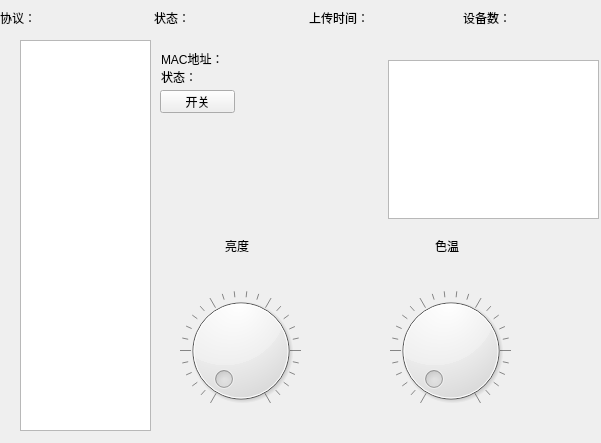
Qt form PCSoftware/mainwindow.ui (Sieunyue/Graduation-project) before a commit.
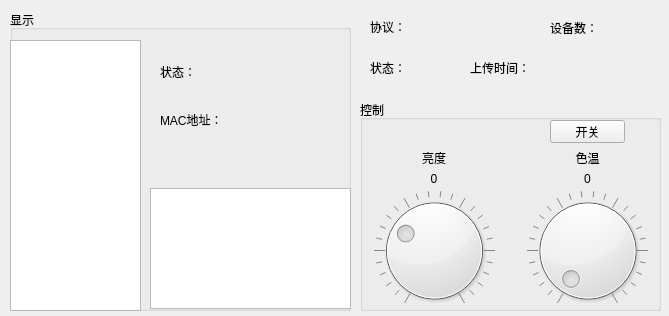
The same form after that commit.

```diff
--- a/PCSoftware/mainwindow.ui
+++ b/PCSoftware/mainwindow.ui
@@ -6,37 +6,52 @@
    <rect>
     <x>0</x>
     <y>0</y>
-    <width>601</width>
-    <height>443</height>
+    <width>669</width>
+    <height>316</height>
    </rect>
   </property>
   <property name="windowTitle">
    <string>Form</string>
   </property>
-  <widget class="QListWidget" name="listWidget">
+  <widget class="QGroupBox" name="groupBox">
    <property name="geometry">
     <rect>
-     <x>20</x>
-     <y>40</y>
-     <width>131</width>
-     <height>391</height>
+     <x>360</x>
+     <y>100</y>
+     <width>301</width>
+     <height>211</height>
     </rect>
    </property>
-   <property name="sizePolicy">
-    <sizepolicy hsizetype="Maximum" vsizetype="Maximum">
-     <horstretch>0</horstretch>
-     <verstretch>0</verstretch>
-    </sizepolicy>
-   </property>
-  </widget>
+   <property name="title">
+    <string>控制</string>
+   </property>
+   <widget class="QPushButton" name="pushButton">
+    <property name="geometry">
+     <rect>
+      <x>190</x>
+      <y>20</y>
+      <width>75</width>
+      <height>23</height>
+     </rect>
+    </property>
+    <property name="text">
+     <string>开关</string>
+    </property>
+   </widget>
+   <widget class="QWidget" name="">
+    <property name="geometry">
+     <rect>
+      <x>0</x>
+      <y>90</y>
+      <width>301</width>
+      <height>121</height>
+     </rect>
+    </property>
+    <layout class="QHBoxLayout" name="horizontalLayout_2">
+     <item>
   <widget class="QDial" name="dial">
-   <property name="geometry">
-    <rect>
-     <x>180</x>
-     <y>290</y>
-     <width>121</width>
-     <height>121</height>
-    </rect>
+       <property name="value">
+        <number>30</number>
    </property>
    <property name="wrapping">
     <bool>false</bool>
@@ -45,41 +60,30 @@
     <bool>true</bool>
    </property>
   </widget>
+     </item>
+     <item>
   <widget class="QDial" name="dial_2">
-   <property name="geometry">
-    <rect>
-     <x>390</x>
-     <y>290</y>
-     <width>121</width>
-     <height>121</height>
-    </rect>
-   </property>
    <property name="notchesVisible">
     <bool>true</bool>
    </property>
   </widget>
-  <widget class="QLabel" name="label_5">
+     </item>
+    </layout>
+   </widget>
+   <widget class="QWidget" name="">
    <property name="geometry">
     <rect>
-     <x>161</x>
-     <y>51</y>
-     <width>171</width>
-     <height>16</height>
-    </rect>
-   </property>
-   <property name="text">
-    <string>MAC地址：</string>
-   </property>
-  </widget>
+      <x>0</x>
+      <y>50</y>
+      <width>301</width>
+      <height>36</height>
+     </rect>
+    </property>
+    <layout class="QVBoxLayout" name="verticalLayout">
+     <item>
+      <layout class="QHBoxLayout" name="horizontalLayout_3">
+       <item>
   <widget class="QLabel" name="label_6">
-   <property name="geometry">
-    <rect>
-     <x>210</x>
-     <y>240</y>
-     <width>54</width>
-     <height>12</height>
-    </rect>
-   </property>
    <property name="text">
     <string>亮度</string>
    </property>
@@ -87,15 +91,9 @@
     <set>Qt::AlignCenter</set>
    </property>
   </widget>
+       </item>
+       <item>
   <widget class="QLabel" name="label_7">
-   <property name="geometry">
-    <rect>
-     <x>420</x>
-     <y>240</y>
-     <width>54</width>
-     <height>12</height>
-    </rect>
-   </property>
    <property name="text">
     <string>色温</string>
    </property>
@@ -103,138 +101,151 @@
     <set>Qt::AlignCenter</set>
    </property>
   </widget>
-  <widget class="QPushButton" name="pushButton">
-   <property name="geometry">
-    <rect>
-     <x>160</x>
-     <y>90</y>
-     <width>75</width>
-     <height>23</height>
-    </rect>
-   </property>
-   <property name="text">
-    <string>开关</string>
-   </property>
-  </widget>
+       </item>
+      </layout>
+     </item>
+     <item>
+      <layout class="QHBoxLayout" name="horizontalLayout_4">
+       <item>
   <widget class="QLabel" name="label_8">
-   <property name="geometry">
-    <rect>
-     <x>210</x>
-     <y>280</y>
-     <width>54</width>
-     <height>12</height>
-    </rect>
-   </property>
    <property name="text">
-    <string/>
+          <string>0</string>
    </property>
    <property name="alignment">
     <set>Qt::AlignCenter</set>
    </property>
   </widget>
+       </item>
+       <item>
   <widget class="QLabel" name="label_9">
-   <property name="geometry">
-    <rect>
-     <x>420</x>
-     <y>280</y>
-     <width>54</width>
-     <height>12</height>
-    </rect>
-   </property>
    <property name="text">
-    <string/>
+          <string>0</string>
    </property>
    <property name="alignment">
     <set>Qt::AlignCenter</set>
    </property>
   </widget>
-  <widget class="QLabel" name="label_10">
-   <property name="geometry">
-    <rect>
-     <x>161</x>
-     <y>69</y>
-     <width>71</width>
-     <height>16</height>
-    </rect>
-   </property>
-   <property name="text">
-    <string>状态：</string>
-   </property>
-  </widget>
-  <widget class="QWidget" name="layoutWidget">
+       </item>
+      </layout>
+     </item>
+    </layout>
+   </widget>
+  </widget>
+  <widget class="QGroupBox" name="groupBox_2">
    <property name="geometry">
     <rect>
-     <x>0</x>
+     <x>10</x>
      <y>10</y>
-     <width>611</width>
-     <height>16</height>
+     <width>341</width>
+     <height>301</height>
     </rect>
    </property>
-   <layout class="QHBoxLayout" name="horizontalLayout">
+   <property name="title">
+    <string>显示</string>
+   </property>
+   <widget class="QTextBrowser" name="textBrowser">
+    <property name="geometry">
+     <rect>
+      <x>140</x>
+      <y>178</y>
+      <width>201</width>
+      <height>121</height>
+     </rect>
+    </property>
+   </widget>
+   <widget class="QListWidget" name="listWidget">
+    <property name="geometry">
+     <rect>
+      <x>0</x>
+      <y>30</y>
+      <width>131</width>
+      <height>271</height>
+     </rect>
+    </property>
+    <property name="sizePolicy">
+     <sizepolicy hsizetype="Maximum" vsizetype="Maximum">
+      <horstretch>0</horstretch>
+      <verstretch>0</verstretch>
+     </sizepolicy>
+    </property>
+   </widget>
+   <widget class="QWidget" name="">
+    <property name="geometry">
+     <rect>
+      <x>150</x>
+      <y>40</y>
+      <width>181</width>
+      <height>91</height>
+     </rect>
+    </property>
+    <layout class="QVBoxLayout" name="verticalLayout_2">
     <item>
+      <widget class="QLabel" name="label_10">
+       <property name="text">
+        <string>状态：</string>
+       </property>
+      </widget>
+     </item>
+     <item>
+      <widget class="QLabel" name="label_5">
+       <property name="text">
+        <string>MAC地址：</string>
+       </property>
+      </widget>
+     </item>
+    </layout>
+   </widget>
+  </widget>
      <widget class="QLabel" name="label">
+   <property name="geometry">
+    <rect>
+     <x>370</x>
+     <y>20</y>
+     <width>155</width>
+     <height>14</height>
+    </rect>
+   </property>
       <property name="text">
        <string>协议：</string>
       </property>
      </widget>
-    </item>
-    <item>
      <widget class="QLabel" name="label_2">
+   <property name="geometry">
+    <rect>
+     <x>370</x>
+     <y>60</y>
+     <width>36</width>
+     <height>16</height>
+    </rect>
+   </property>
       <property name="text">
        <string>状态：</string>
       </property>
      </widget>
-    </item>
-    <item>
      <widget class="QLabel" name="label_3">
+   <property name="geometry">
+    <rect>
+     <x>470</x>
+     <y>60</y>
+     <width>60</width>
+     <height>16</height>
+    </rect>
+   </property>
       <property name="text">
        <string>上传时间：</string>
       </property>
      </widget>
-    </item>
-    <item>
      <widget class="QLabel" name="label_4">
+   <property name="geometry">
+    <rect>
+     <x>550</x>
+     <y>20</y>
+     <width>48</width>
+     <height>16</height>
+    </rect>
+   </property>
       <property name="text">
        <string>设备数：</string>
-      </property>
-     </widget>
-    </item>
-   </layout>
-  </widget>
-  <widget class="QLabel" name="label_11">
-   <property name="geometry">
-    <rect>
-     <x>310</x>
-     <y>30</y>
-     <width>54</width>
-     <height>12</height>
-    </rect>
-   </property>
-   <property name="text">
-    <string/>
-   </property>
-  </widget>
-  <widget class="QLabel" name="label_12">
-   <property name="geometry">
-    <rect>
-     <x>460</x>
-     <y>30</y>
-     <width>54</width>
-     <height>12</height>
-    </rect>
-   </property>
-   <property name="text">
-    <string/>
-   </property>
-  </widget>
-  <widget class="QTextBrowser" name="textBrowser">
-   <property name="geometry">
-    <rect>
-     <x>388</x>
-     <y>60</y>
-     <width>211</width>
-     <height>159</height>
-    </rect>
    </property>
   </widget>
  </widget>
```
Lines whose indentation alone changed are shown as unchanged.
